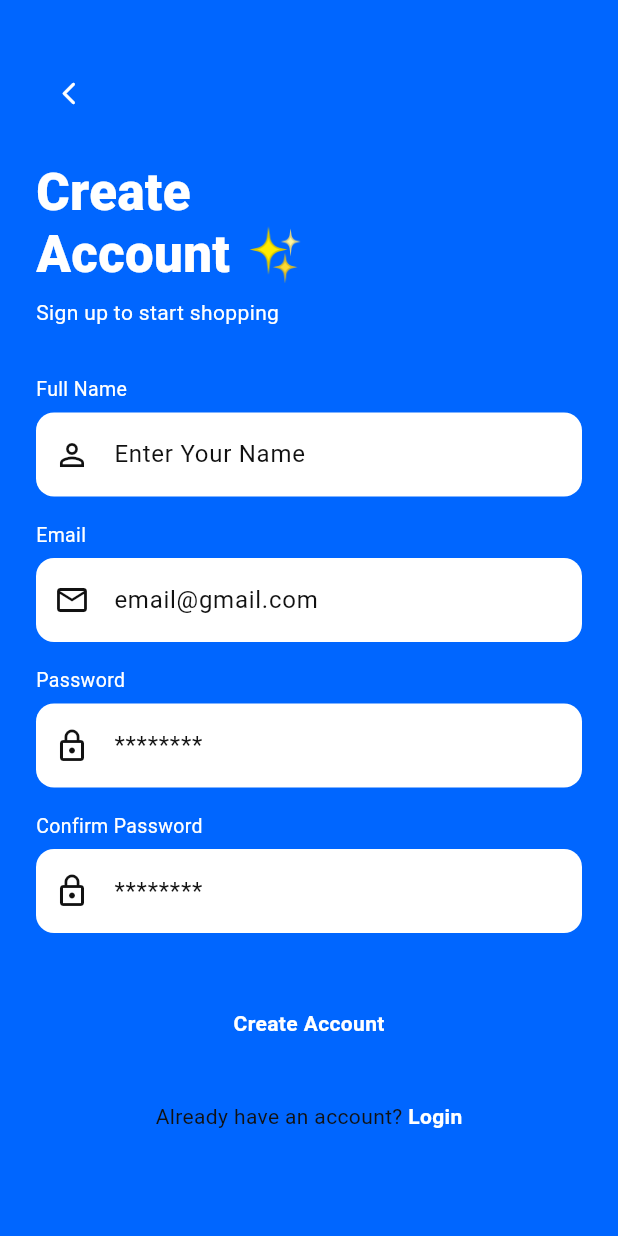
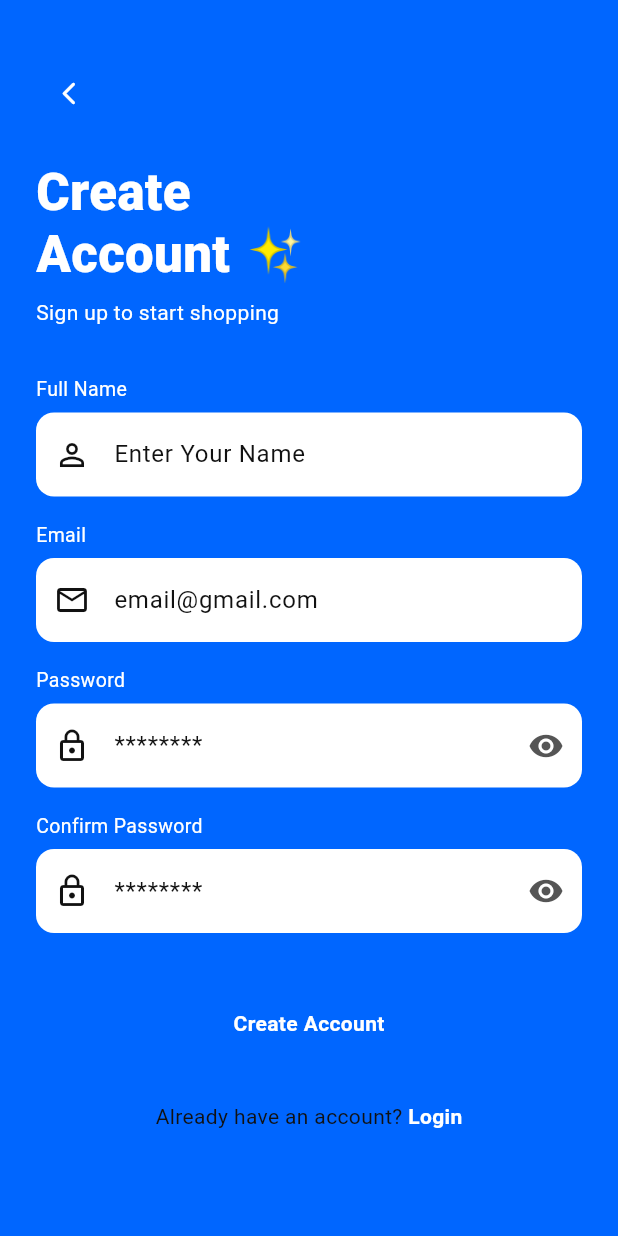
Before and after one commit to MohammedAshraf772/Nike_sneaker_store, a Flutter app: the RegisterScreen screen opened directly, on a phone screen of 412 x 824 dp. Run offline on Flutter 3.47's test engine with Material 3 defaults, Android fonts, the phone set to English and light mode, and no system bars; our stand-ins replace cloud_firestore, equatable, firebase_auth, firebase_core, flutter_bloc, go_router and 4 more; missing offline and left inert: google_mlkit_text_recognition; accounts and stored records are empty.

Commit message:
Fix invisible password-visibility icons in register screen (both fields)

```diff
--- a/lib/features/auth/core/screens/register_screen.dart
+++ b/lib/features/auth/core/screens/register_screen.dart
@@ -127,7 +127,7 @@ class _RegisterScreenState extends State<RegisterScreen> {
                         _obscurePassword
                             ? Icons.visibility
                             : Icons.visibility_off,
-                        color: AppColors.white,
+                        color: AppColors.textHint,
                       ),
                     ),
                   ),
@@ -151,7 +151,7 @@ class _RegisterScreenState extends State<RegisterScreen> {
                         _obscureConfirmPassword
                             ? Icons.visibility
                             : Icons.visibility_off,
-                        color: AppColors.white,
+                        color: AppColors.textHint,
                       ),
                     ),
                   ),
```
